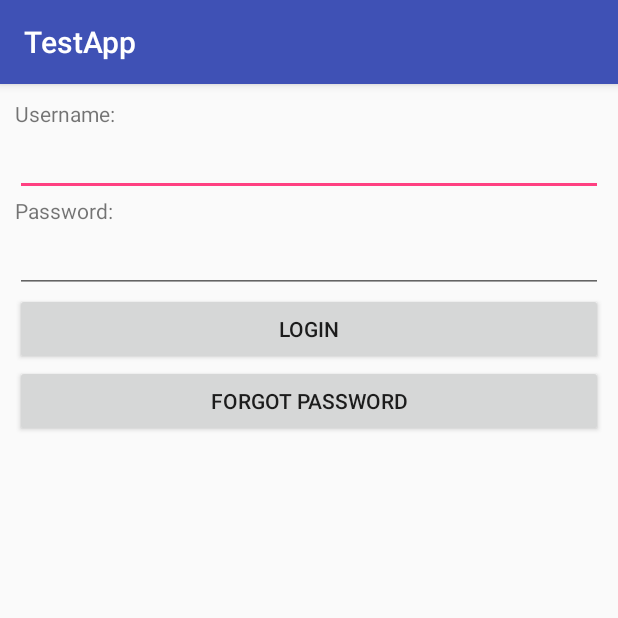
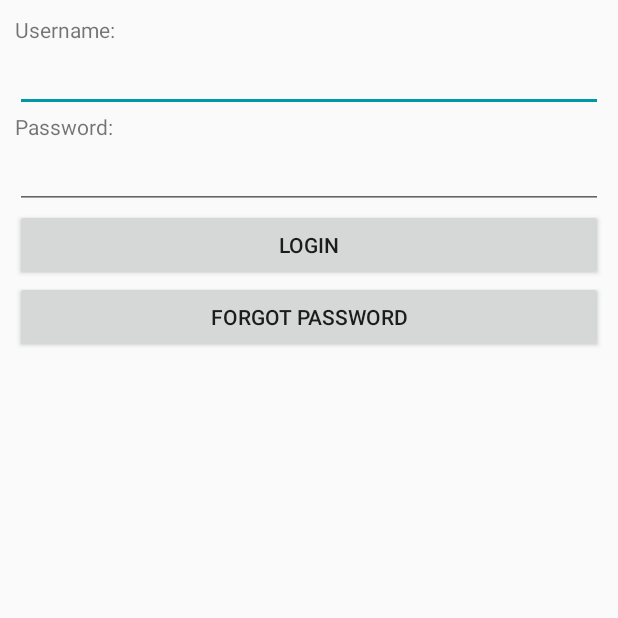
Before and after one commit to lino994/cs3773, an Android app: the screen it shows after launch (MainActivity), on a phone screen of 412 x 824 dp, the top half of it. Run offline under Robolectric (Android 15) with nearby library versions, the phone set to English and light mode, and no system bars.

```diff
--- a/app/src/main/AndroidManifest.xml
+++ b/app/src/main/AndroidManifest.xml
@@ -11,12 +11,12 @@
         <activity android:name=".MainActivity">
             <intent-filter>
                 <action android:name="android.intent.action.MAIN" />
-
                 <category android:name="android.intent.category.LAUNCHER" />
             </intent-filter>
         </activity>
-        <activity android:name=".Login"></activity>
-        <activity android:name=".Messaging"></activity>
+        <activity android:name=".Messaging">
+
+        </activity>
     </application>
 
 </manifest>
--- a/app/src/main/java/com/example/linos/testapp/MainActivity.java
+++ b/app/src/main/java/com/example/linos/testapp/MainActivity.java
@@ -26,16 +26,13 @@ public class MainActivity extends AppCompatActivity {
 
         super.onCreate(savedInstanceState);
         setContentView(R.layout.activity_main);
-
-        btn = (Button)findViewById(R.id.bLogin);
         medit   = (EditText)findViewById(R.id.edUsername);
         epass = (EditText)findViewById(R.id.edPassword);
 
-        btn.setOnClickListener(
-                new View.OnClickListener()
-                {
-                    public void onClick(View view)
-                    {
+
+    }
+    public void Login(View view) {
+
         uname = medit.getText().toString();
         pass = epass.getText().toString();
         Log.v("Username", uname);
@@ -45,15 +42,7 @@ public class MainActivity extends AppCompatActivity {
             startActivityForResult(myIntent, 0);
         }
         else {
-
             Toast.makeText(getApplicationContext(),"incorrect username/password",Toast.LENGTH_SHORT).show();
         }
     }
-                });
 }
-    public void Login(View view) {
-
-
-        Toast.makeText(getApplicationContext(),"login",Toast.LENGTH_SHORT).show();
-    }
-}
--- a/app/src/main/res/values/colors.xml
+++ b/app/src/main/res/values/colors.xml
@@ -1,6 +1,6 @@
 <?xml version="1.0" encoding="utf-8"?>
 <resources>
-    <color name="colorPrimary">#3F51B5</color>
-    <color name="colorPrimaryDark">#303F9F</color>
-    <color name="colorAccent">#FF4081</color>
+    <color name="colorPrimary">#cfd8dc</color>
+    <color name="colorPrimaryDark">#37474f</color>
+    <color name="colorAccent">#0097a7</color>
 </resources>
--- a/app/src/main/res/values/strings.xml
+++ b/app/src/main/res/values/strings.xml
@@ -1,3 +1,3 @@
 <resources>
-    <string name="app_name">TestApp</string>
+    <string name="app_name">ASMA</string>
 </resources>
--- a/app/src/main/res/values/styles.xml
+++ b/app/src/main/res/values/styles.xml
@@ -1,7 +1,7 @@
 <resources>
 
     <!-- Base application theme. -->
-    <style name="AppTheme" parent="Theme.AppCompat.Light.DarkActionBar">
+    <style name="AppTheme" parent="Theme.AppCompat.Light.NoActionBar">
         <!-- Customize your theme here. -->
         <item name="colorPrimary">@color/colorPrimary</item>
         <item name="colorPrimaryDark">@color/colorPrimaryDark</item>
```
Also changed, not shown: app/src/main/java/com/example/linos/testapp/Login.java (deleted, +0 -13 lines), app/src/main/res/layout/activity_login.xml (deleted, +0 -38 lines). Lines whose indentation alone changed are shown as unchanged.
